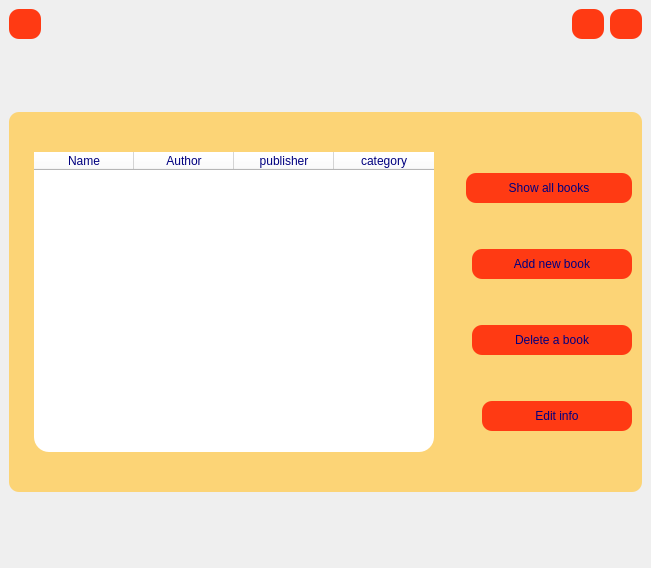
The window that adminform.ui (fatemebd/Library) describes before a commit, drawn with Qt 5.
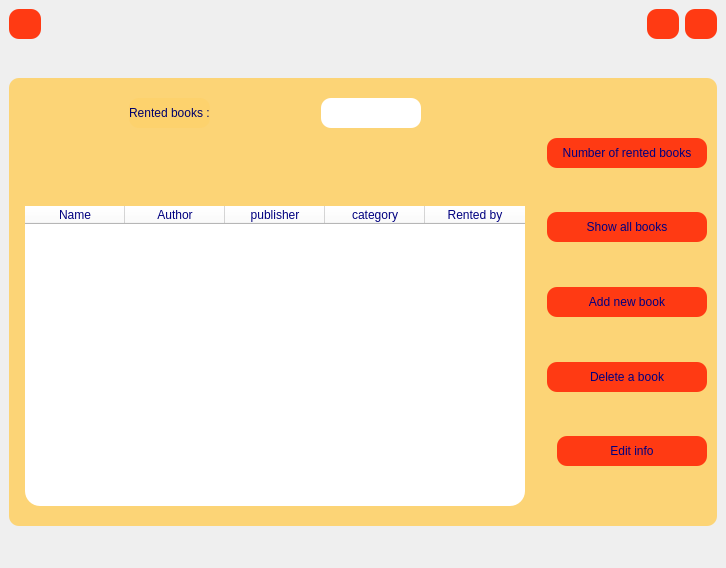
The same window after the commit. Icons and pictures are not drawn.

Diff of the .ui file:
```diff
--- a/adminform.ui
+++ b/adminform.ui
@@ -6,7 +6,7 @@
    <rect>
     <x>0</x>
     <y>0</y>
-    <width>651</width>
+    <width>726</width>
     <height>568</height>
    </rect>
   </property>
@@ -191,6 +191,97 @@
          <property name="rightMargin">
           <number>0</number>
          </property>
+         <item>
+          <layout class="QHBoxLayout" name="horizontalLayout_7">
+           <property name="topMargin">
+            <number>0</number>
+           </property>
+           <item>
+            <spacer name="horizontalSpacer_5">
+             <property name="orientation">
+              <enum>Qt::Horizontal</enum>
+             </property>
+             <property name="sizeHint" stdset="0">
+              <size>
+               <width>40</width>
+               <height>20</height>
+              </size>
+             </property>
+            </spacer>
+           </item>
+           <item>
+            <widget class="QLabel" name="label">
+             <property name="text">
+              <string>Rented books :</string>
+             </property>
+            </widget>
+           </item>
+           <item>
+            <spacer name="horizontalSpacer_9">
+             <property name="orientation">
+              <enum>Qt::Horizontal</enum>
+             </property>
+             <property name="sizeHint" stdset="0">
+              <size>
+               <width>40</width>
+               <height>20</height>
+              </size>
+             </property>
+            </spacer>
+           </item>
+           <item>
+            <widget class="QTextBrowser" name="rentbook">
+             <property name="sizePolicy">
+              <sizepolicy hsizetype="Minimum" vsizetype="Fixed">
+               <horstretch>0</horstretch>
+               <verstretch>0</verstretch>
+              </sizepolicy>
+             </property>
+             <property name="minimumSize">
+              <size>
+               <width>50</width>
+               <height>5</height>
+              </size>
+             </property>
+             <property name="maximumSize">
+              <size>
+               <width>100</width>
+               <height>30</height>
+              </size>
+             </property>
+             <property name="styleSheet">
+              <string notr="true">background-color:white;</string>
+             </property>
+            </widget>
+           </item>
+           <item>
+            <spacer name="horizontalSpacer_7">
+             <property name="orientation">
+              <enum>Qt::Horizontal</enum>
+             </property>
+             <property name="sizeHint" stdset="0">
+              <size>
+               <width>40</width>
+               <height>20</height>
+              </size>
+             </property>
+            </spacer>
+           </item>
+          </layout>
+         </item>
+         <item>
+          <spacer name="verticalSpacer_8">
+           <property name="orientation">
+            <enum>Qt::Vertical</enum>
+           </property>
+           <property name="sizeHint" stdset="0">
+            <size>
+             <width>20</width>
+             <height>40</height>
+            </size>
+           </property>
+          </spacer>
+         </item>
          <item>
           <widget class="QTableWidget" name="table">
            <property name="sizePolicy">
@@ -201,7 +292,7 @@
            </property>
            <property name="minimumSize">
             <size>
-             <width>400</width>
+             <width>500</width>
              <height>300</height>
             </size>
            </property>
@@ -229,6 +320,11 @@
              <string>category</string>
             </property>
            </column>
+           <column>
+            <property name="text">
+             <string>Rented by</string>
+            </property>
+           </column>
           </widget>
          </item>
         </layout>
@@ -317,6 +413,32 @@
             </property>
            </spacer>
           </item>
+          <item>
+           <widget class="QPushButton" name="number">
+            <property name="minimumSize">
+             <size>
+              <width>150</width>
+              <height>30</height>
+             </size>
+            </property>
+            <property name="text">
+             <string>Number of rented books</string>
+            </property>
+           </widget>
+          </item>
+          <item>
+           <spacer name="verticalSpacer_9">
+            <property name="orientation">
+             <enum>Qt::Vertical</enum>
+            </property>
+            <property name="sizeHint" stdset="0">
+             <size>
+              <width>20</width>
+              <height>40</height>
+             </size>
+            </property>
+           </spacer>
+          </item>
           <item>
            <layout class="QHBoxLayout" name="horizontalLayout_2">
             <property name="topMargin">
```
Left out of the diff: 40 changed lines with no effect on the pictures.
